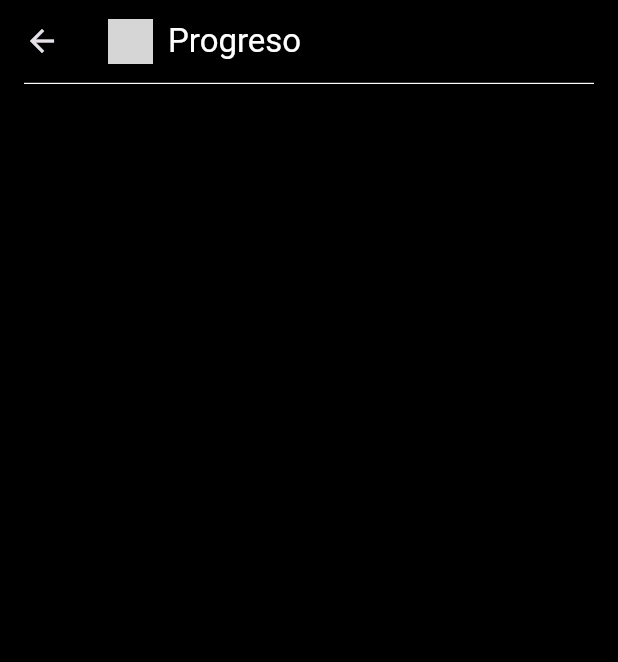
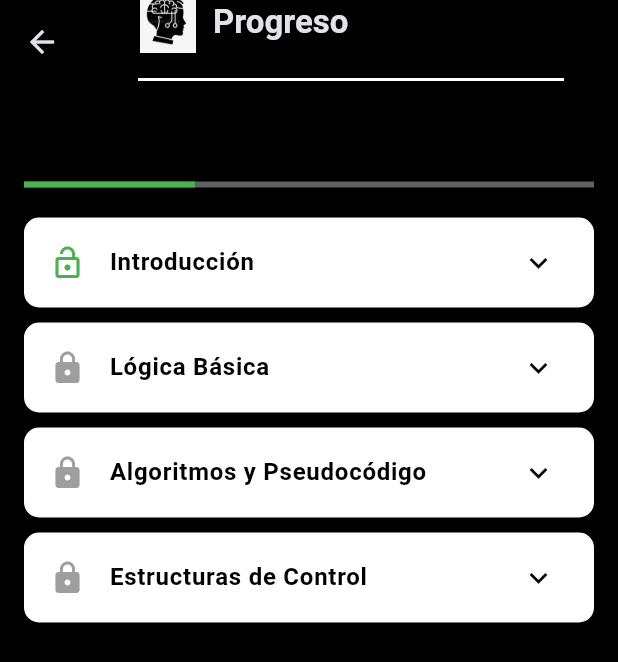
Before and after one commit to cawtoz/logic_lab, a Flutter app: the ProgressScreen screen opened directly, on a phone screen of 412 x 824 dp. Shown: the top 662 px of the screen. Run offline on Flutter 3.47's test engine with Material 3 defaults, Android fonts, the light colour scheme and no system bars; grey boxes are pictures that could not be loaded.

Commit message:
Interfaz pagina de progreso
Diseño de interfaz básica de la pagina progreso, titulo, menú de contenido dropdown, titulo con logo y barra de progreso

```diff
--- a/lib/main.dart
+++ b/lib/main.dart
@@ -4,6 +4,7 @@ import 'package:logic_lab/screens/config/config.dart';
 import 'package:logic_lab/screens/home/home.dart';
 import 'package:logic_lab/screens/progress/progress.dart';
 import 'package:logic_lab/screens/welcome/welcome.dart';
+
 
 void main() {
   runApp(const MainApp());
--- a/lib/screens/progress/progress.dart
+++ b/lib/screens/progress/progress.dart
@@ -1,23 +1,111 @@
 import 'package:flutter/material.dart';
-import 'package:logic_lab/components/custom_app_bar.dart';
 
 class ProgressScreen extends StatelessWidget {
-
   const ProgressScreen({super.key});
 
   @override
   Widget build(BuildContext context) {
-    return const Scaffold(
+    return Scaffold(
+      appBar: AppBar(
+        backgroundColor: Colors.black,
+        title: Padding(
+          padding: const EdgeInsets.symmetric(vertical: 16.0, horizontal: 20.0), // Aumenta el margen
+          child: Column(
+            crossAxisAlignment: CrossAxisAlignment.start,
+            children: [
+              // Logo y título en la misma fila
+              Row(
+                children: [
+                  Image.asset(
+                    'assets/logoProgreso.jpg', // Ruta del logo
+                    width: 40, // Ajusta el tamaño del logo
+                    height: 40,
+                  ),
+                  const SizedBox(width: 10), // Espaciado entre el logo y el título
+                  const Text(
+                    'Progreso',
+                    style: TextStyle(
+                      fontWeight: FontWeight.bold,
+                    ),
+                  ),
+                ],
+              ),
+              const SizedBox(height: 10), // Espacio entre el título y la línea divisoria
+              const Divider(
+                color: Colors.white,
+                thickness: 2,
+              ),
+            ],
+          ),
+        ),
+      ),
+      body: Container(
+        color: Colors.black,
+        padding: const EdgeInsets.all(16.0),
+        child: Column(
+          crossAxisAlignment: CrossAxisAlignment.start,
+          children: [
+            const SizedBox(height: 10),
+            const Text(
+              'Pensamiento Algorítmico',
+              style: TextStyle(color: Colors.black, fontSize: 20),
+            ),
+            const SizedBox(height: 10),
 
-      appBar: CustomAppBar(title: "Progreso"),
+            // Barra de progreso
+            LinearProgressIndicator(
+              value: 0.3, // Progreso
+              backgroundColor: Colors.grey[700],
+              valueColor: const AlwaysStoppedAnimation<Color>(Colors.green),
+            ),
+            const SizedBox(height: 20),
 
-      body: Column(
-        children: <Widget>[
-          // Pagina de Bairon
-        ],
-      )
-
+            // Secciones con Dropdown
+            buildSectionTile('Introducción', true),
+            buildSectionTile('Lógica Básica', false),
+            buildSectionTile('Algoritmos y Pseudocódigo', false),
+            buildSectionTile('Estructuras de Control', false),
+          ],
+        ),
+      ),
     );
   }
 
+  // Función para crear un widget con estilo de Dropdown
+  Widget buildSectionTile(String title, bool isUnlocked) {
+    return Container(
+      margin: const EdgeInsets.only(bottom: 10), // Espaciado entre secciones
+      decoration: BoxDecoration(
+        color: Colors.white,
+        border: Border.all(color: Colors.white), // Contorno blanco
+        borderRadius: BorderRadius.circular(10),
+      ),
+      child: ExpansionTile(
+        title: Text(
+          title,
+          style: const TextStyle(
+            color: Colors.black,
+            fontWeight: FontWeight.bold,
+          ),
+        ),
+        leading: Icon(
+          isUnlocked ? Icons.lock_open : Icons.lock,
+          color: isUnlocked ? Colors.green : Colors.grey,
+        ),
+        trailing: const Icon(
+          Icons.keyboard_arrow_down,
+          color: Colors.black,
+        ),
+        children: [
+          Container(
+            padding: const EdgeInsets.all(10.0),
+            child: Text(
+              'Contenido de $title',
+              style: const TextStyle(color: Colors.black),
+            ),
+          ),
+        ],
+      ),
+    );
+  }
 }
```
Also changed, not shown: pubspec.yaml (+2 -6 lines), assets/logoProgreso.jpg (added).
